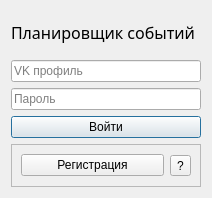
valeriy-zainullin/yaroslav-project, file verbov-client/logindialog.ui: the form before one commit.
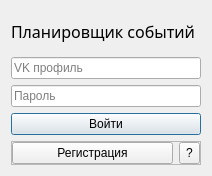
The form after the commit.

Patch:
```diff
--- a/verbov-client/logindialog.ui
+++ b/verbov-client/logindialog.ui
@@ -7,9 +7,15 @@
     <x>0</x>
     <y>0</y>
     <width>212</width>
-    <height>198</height>
+    <height>176</height>
    </rect>
   </property>
+  <property name="sizePolicy">
+   <sizepolicy hsizetype="Fixed" vsizetype="Fixed">
+    <horstretch>0</horstretch>
+    <verstretch>0</verstretch>
+   </sizepolicy>
+  </property>
   <property name="windowTitle">
    <string>Dialog</string>
   </property>
@@ -36,7 +42,10 @@
     </widget>
    </item>
    <item>
-    <widget class="QLineEdit" name="lineEdit_2">
+    <widget class="QLineEdit" name="passEdit">
+     <property name="echoMode">
+      <enum>QLineEdit::EchoMode::Password</enum>
+     </property>
      <property name="placeholderText">
       <string>Пароль</string>
      </property>
@@ -51,6 +60,12 @@
    </item>
    <item>
     <widget class="QFrame" name="frame">
+     <property name="sizePolicy">
+      <sizepolicy hsizetype="Preferred" vsizetype="Fixed">
+       <horstretch>0</horstretch>
+       <verstretch>0</verstretch>
+      </sizepolicy>
+     </property>
      <property name="frameShape">
       <enum>QFrame::Shape::StyledPanel</enum>
      </property>
@@ -58,6 +73,18 @@
       <enum>QFrame::Shadow::Raised</enum>
      </property>
      <layout class="QHBoxLayout" name="horizontalLayout">
+      <property name="leftMargin">
+       <number>0</number>
+      </property>
+      <property name="topMargin">
+       <number>0</number>
+      </property>
+      <property name="rightMargin">
+       <number>0</number>
+      </property>
+      <property name="bottomMargin">
+       <number>0</number>
+      </property>
       <item alignment="Qt::AlignmentFlag::AlignVCenter">
        <widget class="QPushButton" name="pushButton_2">
         <property name="sizePolicy">
@@ -78,7 +105,13 @@
        </widget>
       </item>
       <item>
-       <widget class="QToolButton" name="toolButton">
+       <widget class="QToolButton" name="helpBtn">
+        <property name="sizePolicy">
+         <sizepolicy hsizetype="Fixed" vsizetype="Expanding">
+          <horstretch>0</horstretch>
+          <verstretch>0</verstretch>
+         </sizepolicy>
+        </property>
         <property name="text">
          <string>?</string>
         </property>
```
Left out of the diff: 6 changed lines with no effect on the pictures.
